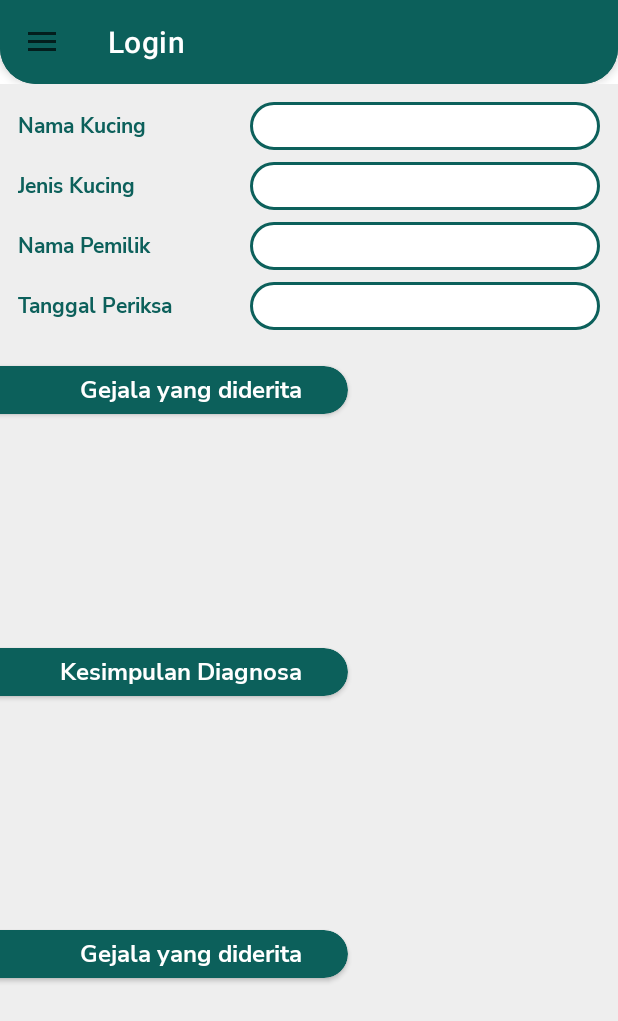
After one commit to aeon-bit/sun-swimming-course, an Android app: the fragment DetailHistoriPeriksa placed in its activity, on a phone screen of 412 x 824 dp. The commit adds this screen. Shown: the top 1021 px of the screen. Run offline under Robolectric (Android 15) with nearby library versions, the phone set to English and light mode, and no system bars; our stand-ins replace CircleImageView, Volley, navigation-ui; network calls fail; pictures from the network do not load.

Commit message:
19 juli 2

```diff
--- /dev/null
+++ b/app/src/main/java/com/yasinta/kesehatankucing/adapter/AdapterListDetailHistori.java
@@ -0,0 +1,73 @@
+package com.yasinta.kesehatankucing.adapter;
+
+import android.annotation.SuppressLint;
+import android.content.Context;
+import android.util.Log;
+import android.view.LayoutInflater;
+import android.view.View;
+import android.view.ViewGroup;
+import android.widget.TextView;
+
+import androidx.annotation.NonNull;
+import androidx.cardview.widget.CardView;
+import androidx.recyclerview.widget.RecyclerView;
+
+import com.yasinta.kesehatankucing.R;
+import com.yasinta.kesehatankucing.model.Histories;
+
+import java.util.List;
+
+public class AdapterListDetailHistori extends
+        RecyclerView.Adapter<AdapterListDetailHistori.HolderItem> {
+
+    List<Histories> listHistories;
+    Context context;
+
+    public AdapterListDetailHistori(List<Histories> listHistories, Context context) {
+        this.listHistories = listHistories;
+        this.context = context;
+    }
+
+    @NonNull
+    @Override
+    public HolderItem onCreateViewHolder(@NonNull ViewGroup viewGroup, int i) {
+
+        //initiate item layout
+        View view = LayoutInflater.from(context)
+                .inflate(R.layout.item_list_gejala_detail, viewGroup, false);
+        HolderItem holderItem = new HolderItem(view);
+        return holderItem;
+    }
+
+    @Override
+    public void onBindViewHolder(@NonNull HolderItem holderItem, @SuppressLint("RecyclerView") int position) {
+        //memasukan data ke objek yg sudah dikenalkan di HolderItem
+        final Histories gejalaDetail = listHistories.get(position);
+
+//        holderItem.tv_gejalaDetailItem.setText(gejalaDetail.getGejalas().get(position));
+
+//        Log.d("adapter", "onBindViewHolder: " + gejalaDetail.getNama_gejala());
+
+    }
+
+    @Override
+    public int getItemCount() {
+        return listHistories.size();
+    }
+
+
+    //initiate item layout
+    public class HolderItem extends RecyclerView.ViewHolder{
+        TextView tv_gejalaDetailItem;
+
+        CardView cv_itemListGejalaDetail;
+
+        public  HolderItem(View v){
+            super(v);
+
+            cv_itemListGejalaDetail = v.findViewById(R.id.cv_itemListGejalaDetail);
+            tv_gejalaDetailItem = v.findViewById(R.id.tv_gejalaDetailItem);
+
+        }
+    }
+}
--- a/app/src/main/java/com/yasinta/kesehatankucing/model/Logins.java
+++ b/app/src/main/java/com/yasinta/kesehatankucing/model/Logins.java
@@ -11,7 +11,6 @@ public class Logins {
 
     @SerializedName("data")
     private Users users;
-
 
 
     public String getResponse() {
@@ -37,4 +36,5 @@ public class Logins {
     public void setUsers(Users users) {
         this.users = users;
     }
+
 }
--- a/app/src/main/java/com/yasinta/kesehatankucing/model/ResponseBookingJadwals.java
+++ b/app/src/main/java/com/yasinta/kesehatankucing/model/ResponseBookingJadwals.java
@@ -8,6 +8,7 @@ public class ResponseBookingJadwals {
 
     @SerializedName("status")
     private String status;
+
 
     public JadwalPeriksas getData() {
         return data;
@@ -24,4 +25,5 @@ public class ResponseBookingJadwals {
     public void setStatus(String status) {
         this.status = status;
     }
+
 }
--- /dev/null
+++ b/app/src/main/java/com/yasinta/kesehatankucing/ui/history/DetailHistoriPeriksa.java
@@ -0,0 +1,147 @@
+package com.yasinta.kesehatankucing.ui.history;
+
+import android.os.Bundle;
+import android.util.Log;
+import android.view.LayoutInflater;
+import android.view.View;
+import android.view.ViewGroup;
+import android.widget.TextView;
+
+import androidx.annotation.NonNull;
+import androidx.fragment.app.Fragment;
+import androidx.recyclerview.widget.LinearLayoutManager;
+import androidx.recyclerview.widget.RecyclerView;
+
+import com.android.volley.AuthFailureError;
+import com.android.volley.Request;
+import com.android.volley.RequestQueue;
+import com.android.volley.Response;
+import com.android.volley.VolleyError;
+import com.android.volley.toolbox.JsonObjectRequest;
+import com.android.volley.toolbox.Volley;
+import com.yasinta.kesehatankucing.R;
+import com.yasinta.kesehatankucing.adapter.AdapterListDetailHistori;
+import com.yasinta.kesehatankucing.adapter.AdapterListGejalaDetailDiagnosis;
+import com.yasinta.kesehatankucing.adapter.AdapterListHistoryPeriksa;
+import com.yasinta.kesehatankucing.model.Gejalas;
+import com.yasinta.kesehatankucing.model.Histories;
+import com.yasinta.kesehatankucing.model.Users;
+import com.yasinta.kesehatankucing.utils.ApiClient;
+import com.yasinta.kesehatankucing.utils.SessionManager;
+
+import org.json.JSONArray;
+import org.json.JSONException;
+import org.json.JSONObject;
+
+import java.util.ArrayList;
+import java.util.HashMap;
+import java.util.List;
+import java.util.Map;
+
+public class DetailHistoriPeriksa extends Fragment {
+    private String sId;
+
+    RecyclerView rv_gejalaDetail;
+    RecyclerView.Adapter rvAdapter;
+    RecyclerView.LayoutManager rvLayoutManager;
+    RequestQueue requestQueue;
+    List<Histories> listHistori;
+
+    public View onCreateView(@NonNull LayoutInflater inflater,
+                             ViewGroup container, Bundle savedInstanceState) {
+        View root = inflater.inflate(R.layout.fragment_detail_history_periksa, container, false);
+
+        rv_gejalaDetail = root.findViewById(R.id.rv_gejalaDetail);
+        requestQueue = Volley.newRequestQueue(getContext());
+        listHistori = new ArrayList<>();
+        rvLayoutManager = new LinearLayoutManager(getContext(), LinearLayoutManager.VERTICAL, false);
+        rv_gejalaDetail.setLayoutManager(rvLayoutManager);
+        rvAdapter = new AdapterListDetailHistori(listHistori, getContext());
+        rv_gejalaDetail.setAdapter(rvAdapter);
+
+        catchValues(root);
+
+        return root;
+    }
+
+    private void catchValues(View root) {
+        if (getArguments() != null){
+            sId = getArguments().getString("id");
+            requestDetailHistoriById(sId);
+
+
+//            Log.d("detail", "catchValues: " + getArguments().getString("nama_penyakit"));
+        } else {
+            Log.d("detail", "catchValues: NULL");
+        }
+    }
+
+    private void requestDetailHistoriById(String sId) {
+        String apiUrl = ApiClient.API + "data-riwayat-periksa/{" + sId + "}/show";
+
+        JsonObjectRequest request = new JsonObjectRequest(Request.Method.GET, apiUrl, null,
+                new Response.Listener<JSONObject>() {
+                    @Override
+                    public void onResponse(JSONObject response) {
+                        Log.d("respon", "Data Detail Histori: " + response.toString());
+                        try {
+                            JSONArray jsonArray = response.getJSONArray("data");
+
+                            for (int i = 0; i < jsonArray.length(); i++) {
+                                JSONObject histories = jsonArray.getJSONObject(i);
+
+                                //get key 1 by 1
+                                Histories model = new Histories();
+
+                                model.setId(histories.getString("id"));
+                                model.setData_jadwal_periksa_id(histories.getString("data_jadwal_periksa_id"));
+                                model.setTanggal(histories.getString("tanggal"));
+
+//                                user
+                                Users u = new Users();
+                                u.setNama(histories.getJSONObject("user").getString("nama_pemilik"));
+                                u.setNama_kucing(histories.getJSONObject("user").getString("nama_kucing"));
+                                u.setJenis_kucing(histories.getJSONObject("user").getString("jenis_kucing"));
+                                model.setUsers(u);
+
+//                                gejala
+                                ArrayList<Gejalas> arrayListGejalas = new ArrayList<>();
+                                JSONArray list_gejala = histories.getJSONArray("gejala");
+                                for (int g=0; g<list_gejala.length(); g++){
+                                    Gejalas gjl = new Gejalas();
+                                    gjl.setNama_gejala(list_gejala.getJSONObject(g).getString("gejala"));
+                                    arrayListGejalas.add(gjl);
+                                }
+
+                                model.setGejalas(arrayListGejalas);
+
+                                model.setHasil_diagnosa(histories.getString("hasil_diagnosa"));
+                                model.setSaran_pengobatan(histories.getString("saran_pengobatan"));
+
+                                listHistori.add(model);
+                                rvAdapter.notifyDataSetChanged();
+                            }
+                        } catch (JSONException e) {
+                            e.printStackTrace();
+                        }
+                    }
+                }, new Response.ErrorListener() {
+            @Override
+            public void onErrorResponse(VolleyError error) {
+                error.printStackTrace();
+                Log.d("respon", "No RES: " + error.toString());
+            }
+        }) {
+            @Override
+            public Map<String, String> getHeaders() throws AuthFailureError {
+//                HashMap header = new HashMap();
+                Map<String, String> params = new HashMap<String, String>();
+                params.put("Content-Type", "application/json");
+                params.put("Authorization", "Bearer " + SessionManager.getToken());
+                return params;
+            }
+        };
+
+        requestQueue.add(request);
+    }
+}
--- a/app/src/main/java/com/yasinta/kesehatankucing/utils/ApiClient.java
+++ b/app/src/main/java/com/yasinta/kesehatankucing/utils/ApiClient.java
@@ -5,8 +5,10 @@ import retrofit2.converter.gson.GsonConverterFactory;
 
 public class ApiClient {
 
-//    public static final String BASE_URL = "http://192.168.0.200:8000/";
-    public static final String BASE_URL = "http://127.0.0.1:8000/";
+    public static final String BASE_URL = "http://192.168.0.200:8000/";
+//    public static final String BASE_URL = "http://192.168.43.206:8000/";
+//    public static final String BASE_URL = "http://192.168.57.101:8000/";
+//    public static final String BASE_URL = "http://127.0.0.1:8000/";
 
     public static final String IMAGE_URL = BASE_URL + "storage/images/";
 
--- a/app/src/main/java/com/yasinta/kesehatankucing/utils/ApiInterface.java
+++ b/app/src/main/java/com/yasinta/kesehatankucing/utils/ApiInterface.java
@@ -63,7 +63,7 @@ public interface ApiInterface {
     );
 
     @FormUrlEncoded
-    @POST("data-jadwal-periksa/tambha-data")
+    @POST("data-jadwal-periksa/tambah-data")
     Call <ResponseBookingJadwals> performBookingJadwal(
             @Header("Authorization") String token,
             @Field("tanggal_periksa") String tanggal_periksa
--- /dev/null
+++ b/app/src/main/res/layout/fragment_detail_history_periksa.xml
@@ -0,0 +1,226 @@
+<?xml version="1.0" encoding="utf-8"?>
+<androidx.constraintlayout.widget.ConstraintLayout xmlns:android="http://schemas.android.com/apk/res/android"
+    xmlns:app="http://schemas.android.com/apk/res-auto"
+    xmlns:tools="http://schemas.android.com/tools"
+    android:layout_width="match_parent"
+    android:layout_height="match_parent"
+    android:background="@color/white_bg"
+    android:clickable="true"
+    tools:context=".ui.history.DetailHistoriPeriksa">
+
+    <LinearLayout
+        android:id="@+id/c1"
+        android:layout_width="match_parent"
+        android:layout_height="wrap_content"
+        android:orientation="vertical"
+        android:paddingHorizontal="12dp"
+        app:layout_constraintTop_toTopOf="parent">
+
+        <LinearLayout
+            android:layout_width="match_parent"
+            android:layout_height="32dp"
+            android:layout_marginTop="12dp"
+            android:weightSum="100">
+            <TextView
+                android:layout_width="0dp"
+                android:layout_height="match_parent"
+                android:layout_weight="40"
+                android:text="Nama Kucing"
+                android:gravity="center_vertical"
+                android:fontFamily="@font/nunito_bold"
+                android:textColor="@color/secondary"/>
+            <TextView
+                android:id="@+id/tv_namaKucingDetailHistory"
+                android:layout_width="0dp"
+                android:layout_height="match_parent"
+                android:layout_weight="60"
+                android:textSize="14dp"
+                android:fontFamily="@font/nunito_bold"
+                android:paddingHorizontal="12dp"
+                android:maxLines="1"
+                android:gravity="center_vertical"
+                android:ellipsize="end"
+                android:focusableInTouchMode="false"
+                android:textColor="@color/secondary"
+                android:background="@drawable/xmlbg_input_outline"/>
+        </LinearLayout>
+        <LinearLayout
+            android:layout_width="match_parent"
+            android:layout_height="32dp"
+            android:layout_marginTop="8dp"
+            android:weightSum="100">
+            <TextView
+                android:layout_width="0dp"
+                android:layout_height="match_parent"
+                android:layout_weight="40"
+                android:text="Jenis Kucing"
+                android:gravity="center_vertical"
+                android:fontFamily="@font/nunito_bold"
+                android:textColor="@color/secondary"/>
+            <TextView
+                android:id="@+id/tv_jenisKucingDetailHistory"
+                android:layout_width="0dp"
+                android:layout_height="match_parent"
+                android:layout_weight="60"
+                android:textSize="14dp"
+                android:fontFamily="@font/nunito_bold"
+                android:paddingHorizontal="12dp"
+                android:maxLines="1"
+                android:gravity="center_vertical"
+                android:ellipsize="end"
+                android:focusableInTouchMode="false"
+                android:textColor="@color/secondary"
+                android:background="@drawable/xmlbg_input_outline"/>
+        </LinearLayout>
+        <LinearLayout
+            android:layout_width="match_parent"
+            android:layout_height="32dp"
+            android:layout_marginTop="8dp"
+            android:weightSum="100">
+            <TextView
+                android:layout_width="0dp"
+                android:layout_height="match_parent"
+                android:layout_weight="40"
+                android:text="Nama Pemilik"
+                android:gravity="center_vertical"
+                android:fontFamily="@font/nunito_bold"
+                android:textColor="@color/secondary"/>
+            <TextView
+                android:id="@+id/tv_namaPemilikDetailHistory"
+                android:layout_width="0dp"
+                android:layout_height="match_parent"
+                android:layout_weight="60"
+                android:textSize="14dp"
+                android:fontFamily="@font/nunito_bold"
+                android:paddingHorizontal="12dp"
+                android:maxLines="1"
+                android:gravity="center_vertical"
+                android:ellipsize="end"
+                android:focusableInTouchMode="false"
+                android:textColor="@color/secondary"
+                android:background="@drawable/xmlbg_input_outline"/>
+        </LinearLayout>
+        <LinearLayout
+            android:layout_width="match_parent"
+            android:layout_height="32dp"
+            android:layout_marginTop="8dp"
+            android:weightSum="100">
+            <TextView
+                android:layout_width="0dp"
+                android:layout_height="match_parent"
+                android:layout_weight="40"
+                android:text="Tanggal Periksa"
+                android:gravity="center_vertical"
+                android:fontFamily="@font/nunito_bold"
+                android:textColor="@color/secondary"/>
+            <TextView
+                android:id="@+id/tv_tglPeriksaDetailHistory"
+                android:layout_width="0dp"
+                android:layout_height="match_parent"
+                android:layout_weight="60"
+                android:textSize="14dp"
+                android:fontFamily="@font/nunito_bold"
+                android:paddingHorizontal="12dp"
+                android:maxLines="1"
+                android:gravity="center_vertical"
+                android:ellipsize="end"
+                android:focusableInTouchMode="false"
+                android:textColor="@color/secondary"
+                android:background="@drawable/xmlbg_input_outline"/>
+        </LinearLayout>
+
+    </LinearLayout>
+
+    <androidx.cardview.widget.CardView
+        android:id="@+id/cv_1"
+        android:layout_width="match_parent"
+        android:layout_height="32dp"
+        app:layout_constraintTop_toBottomOf="@id/c1"
+        android:layout_marginTop="24dp"
+        app:cardCornerRadius="16dp"
+        android:layout_marginLeft="-36dp"
+        android:layout_marginRight="180dp"
+        app:cardBackgroundColor="@color/secondary">
+        <TextView
+            android:layout_width="match_parent"
+            android:layout_height="match_parent"
+            android:text="Gejala yang diderita"
+            android:textSize="16dp"
+            android:gravity="center_vertical"
+            android:textAlignment="viewEnd"
+            android:layout_marginRight="32dp"
+            android:fontFamily="@font/nunito_bold"
+            android:textColor="@color/white"
+            tools:ignore="RtlCompat" />
+    </androidx.cardview.widget.CardView>
+
+    <androidx.recyclerview.widget.RecyclerView
+        android:id="@+id/rv_gejalaDetail"
+        android:layout_width="match_parent"
+        android:layout_height="120dp"
+        app:layout_constraintTop_toBottomOf="@id/cv_1"
+        android:layout_marginTop="12dp"
+        tools:listitem="@layout/item_list_gejala_detail"/>
+
+    <androidx.cardview.widget.CardView
+        android:id="@+id/cv_2"
+        android:layout_width="match_parent"
+        android:layout_height="32dp"
+        app:layout_constraintTop_toBottomOf="@id/rv_gejalaDetail"
+        android:layout_marginTop="24dp"
+        app:cardCornerRadius="16dp"
+        android:layout_marginLeft="-36dp"
+        android:layout_marginRight="180dp"
+        app:cardBackgroundColor="@color/secondary">
+        <TextView
+            android:layout_width="match_parent"
+            android:layout_height="match_parent"
+            android:text="Kesimpulan Diagnosa"
+            android:textSize="16dp"
+            android:gravity="center_vertical"
+            android:textAlignment="viewEnd"
+            android:layout_marginRight="32dp"
+            android:fontFamily="@font/nunito_bold"
+            android:textColor="@color/white"
+            tools:ignore="RtlCompat" />
+    </androidx.cardview.widget.CardView>
+
+    <TextView
+        android:id="@+id/tv_hasilDiagnosaDetail"
+        android:layout_width="match_parent"
+        android:layout_height="120dp"
+        android:layout_marginTop="12dp"
+        android:paddingHorizontal="12dp"
+        app:layout_constraintTop_toBottomOf="@id/cv_2"/>
+
+    <androidx.cardview.widget.CardView
+        android:id="@+id/cv_3"
+        android:layout_width="match_parent"
+        android:layout_height="32dp"
+        app:layout_constraintTop_toBottomOf="@id/tv_hasilDiagnosaDetail"
+        android:layout_marginTop="24dp"
+        app:cardCornerRadius="16dp"
+        android:layout_marginLeft="-36dp"
+        android:layout_marginRight="180dp"
+        app:cardBackgroundColor="@color/secondary">
+        <TextView
+            android:layout_width="match_parent"
+            android:layout_height="match_parent"
+            android:text="Gejala yang diderita"
+            android:textSize="16dp"
+            android:gravity="center_vertical"
+            android:textAlignment="viewEnd"
+            android:layout_marginRight="32dp"
+            android:fontFamily="@font/nunito_bold"
+            android:textColor="@color/white"
+            tools:ignore="RtlCompat" />
+    </androidx.cardview.widget.CardView>
+    <TextView
+        android:id="@+id/tv_saranDetail"
+        android:layout_width="match_parent"
+        android:layout_height="120dp"
+        android:layout_marginTop="12dp"
+        android:paddingHorizontal="12dp"
+        app:layout_constraintTop_toBottomOf="@id/cv_3"/>
+
+</androidx.constraintlayout.widget.ConstraintLayout>
```
Also changed, not shown: app/src/main/java/com/yasinta/kesehatankucing/adapter/AdapterListHistoryPeriksa.java (+15 -1 lines), app/src/main/java/com/yasinta/kesehatankucing/model/JadwalPeriksas.java (+11 -0 lines), app/src/main/java/com/yasinta/kesehatankucing/ui/auth/LoginFragment.java (+11 -39 lines), app/src/main/java/com/yasinta/kesehatankucing/ui/bookingjadwal/BookingJadwalFragment.java (+13 -7 lines), app/src/main/java/com/yasinta/kesehatankucing/utils/APIError.java (added, +34 -0 lines), app/src/main/java/com/yasinta/kesehatankucing/utils/ErrorUtils.java (added, +44 -0 lines).
